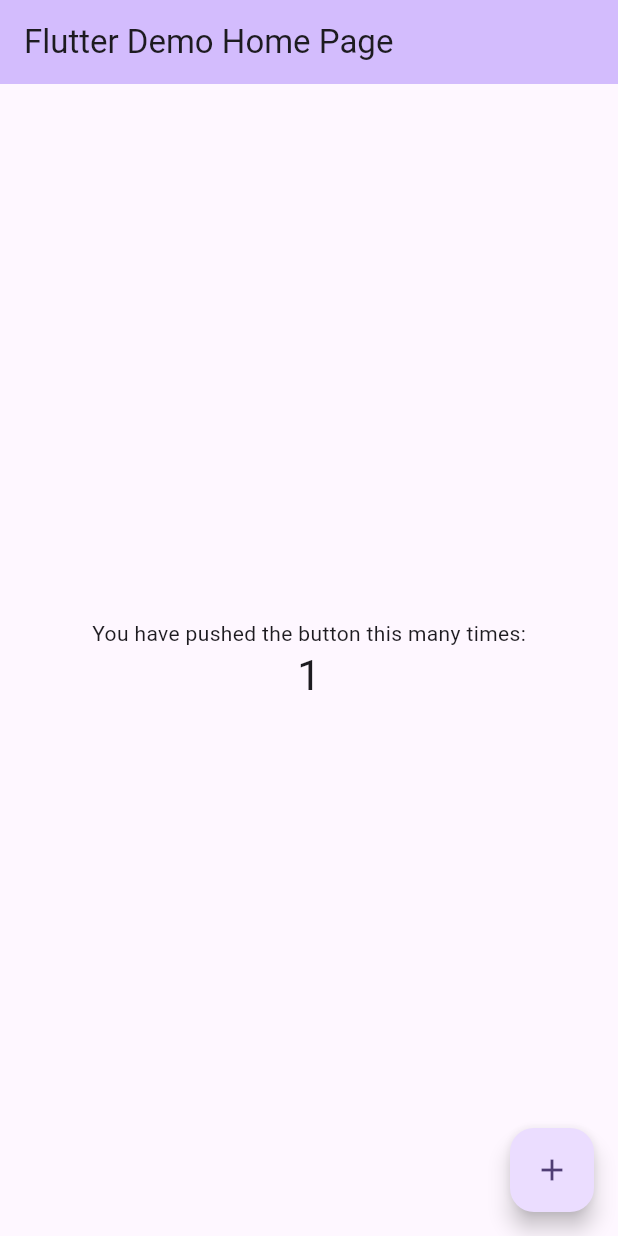
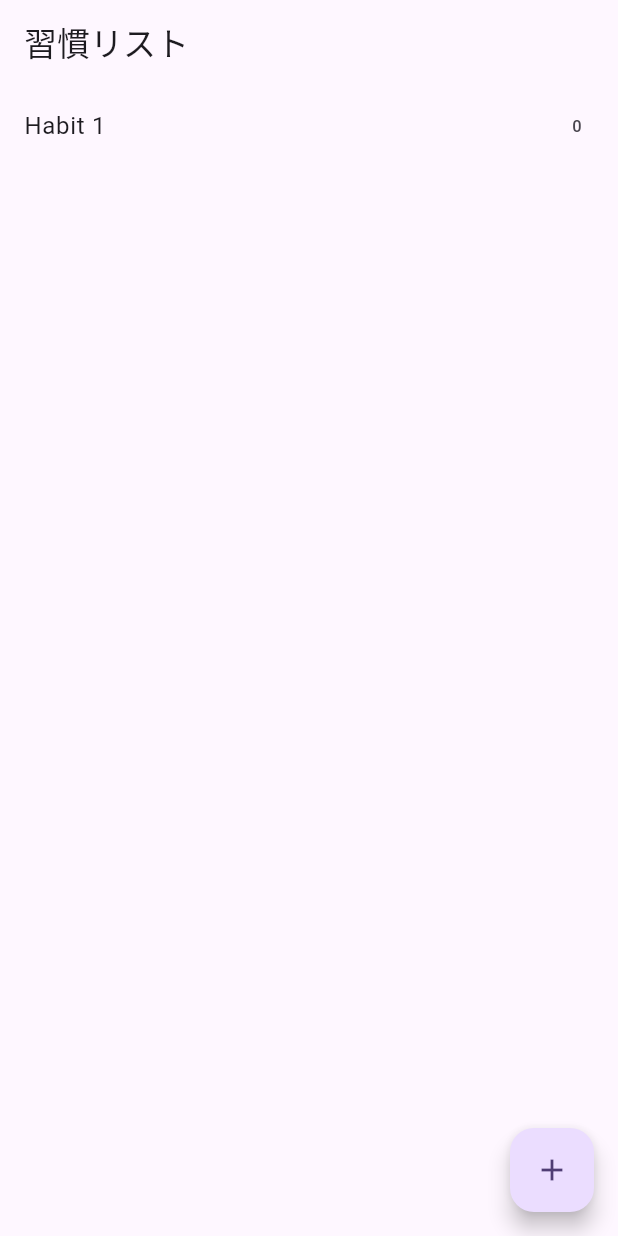
Before and after one commit to hid3h/yatta, a Flutter app: the screen it shows after launch, after a tap on the "add" icon, on a phone screen of 412 x 824 dp. Run offline on Flutter 3.47's test engine with Material 3 defaults, Android fonts, the phone set to English and light mode, and no system bars.

Commit message:
feat: implement simple home page and tests

```diff
--- a/lib/main.dart
+++ b/lib/main.dart
@@ -1,4 +1,5 @@
 import 'package:flutter/material.dart';
+import 'ui/home/home_page.dart';
 
 void main() {
   runApp(const MyApp());
@@ -7,116 +8,14 @@ void main() {
 class MyApp extends StatelessWidget {
   const MyApp({super.key});
 
-  // This widget is the root of your application.
   @override
   Widget build(BuildContext context) {
     return MaterialApp(
-      title: 'Flutter Demo',
+      title: 'Yatta',
       theme: ThemeData(
-        // This is the theme of your application.
-        //
-        // TRY THIS: Try running your application with "flutter run". You'll see
-        // the application has a purple toolbar. Then, without quitting the app,
-        // try changing the seedColor in the colorScheme below to Colors.green
-        // and then invoke "hot reload" (save your changes or press the "hot
-        // reload" button in a Flutter-supported IDE, or press "r" if you used
-        // the command line to start the app).
-        //
-        // Notice that the counter didn't reset back to zero; the application
-        // state is not lost during the reload. To reset the state, use hot
-        // restart instead.
-        //
-        // This works for code too, not just values: Most code changes can be
-        // tested with just a hot reload.
         colorScheme: ColorScheme.fromSeed(seedColor: Colors.deepPurple),
       ),
-      home: const MyHomePage(title: 'Flutter Demo Home Page'),
+      home: const HomePage(),
     );
   }
 }
-
-class MyHomePage extends StatefulWidget {
-  const MyHomePage({super.key, required this.title});
-
-  // This widget is the home page of your application. It is stateful, meaning
-  // that it has a State object (defined below) that contains fields that affect
-  // how it looks.
-
-  // This class is the configuration for the state. It holds the values (in this
-  // case the title) provided by the parent (in this case the App widget) and
-  // used by the build method of the State. Fields in a Widget subclass are
-  // always marked "final".
-
-  final String title;
-
-  @override
-  State<MyHomePage> createState() => _MyHomePageState();
-}
-
-class _MyHomePageState extends State<MyHomePage> {
-  int _counter = 0;
-
-  void _incrementCounter() {
-    setState(() {
-      // This call to setState tells the Flutter framework that something has
-      // changed in this State, which causes it to rerun the build method below
-      // so that the display can reflect the updated values. If we changed
-      // _counter without calling setState(), then the build method would not be
-      // called again, and so nothing would appear to happen.
-      _counter++;
-    });
-  }
-
-  @override
-  Widget build(BuildContext context) {
-    // This method is rerun every time setState is called, for instance as done
-    // by the _incrementCounter method above.
-    //
-    // The Flutter framework has been optimized to make rerunning build methods
-    // fast, so that you can just rebuild anything that needs updating rather
-    // than having to individually change instances of widgets.
-    return Scaffold(
-      appBar: AppBar(
-        // TRY THIS: Try changing the color here to a specific color (to
-        // Colors.amber, perhaps?) and trigger a hot reload to see the AppBar
-        // change color while the other colors stay the same.
-        backgroundColor: Theme.of(context).colorScheme.inversePrimary,
-        // Here we take the value from the MyHomePage object that was created by
-        // the App.build method, and use it to set our appbar title.
-        title: Text(widget.title),
-      ),
-      body: Center(
-        // Center is a layout widget. It takes a single child and positions it
-        // in the middle of the parent.
-        child: Column(
-          // Column is also a layout widget. It takes a list of children and
-          // arranges them vertically. By default, it sizes itself to fit its
-          // children horizontally, and tries to be as tall as its parent.
-          //
-          // Column has various properties to control how it sizes itself and
-          // how it positions its children. Here we use mainAxisAlignment to
-          // center the children vertically; the main axis here is the vertical
-          // axis because Columns are vertical (the cross axis would be
-          // horizontal).
-          //
-          // TRY THIS: Invoke "debug painting" (choose the "Toggle Debug Paint"
-          // action in the IDE, or press "p" in the console), to see the
-          // wireframe for each widget.
-          mainAxisAlignment: MainAxisAlignment.center,
-          children: <Widget>[
-            const Text('You have pushed the button this many times:'),
-            Text(
-              '$_counter',
-              style: Theme.of(context).textTheme.headlineMedium,
-            ),
-          ],
-        ),
-      ),
-      floatingActionButton: FloatingActionButton(
-        onPressed: _incrementCounter,
-        tooltip: 'Increment',
-        child: const Icon(Icons.add),
-      ), // This trailing comma makes auto-formatting nicer for build methods.
-    );
-  }
-}
--- /dev/null
+++ b/lib/ui/home/home_page.dart
@@ -0,0 +1,54 @@
+import 'package:flutter/material.dart';
+
+class Habit {
+  Habit(this.name);
+  final String name;
+  int count = 0;
+}
+
+class HomePage extends StatefulWidget {
+  const HomePage({super.key});
+
+  @override
+  State<HomePage> createState() => _HomePageState();
+}
+
+class _HomePageState extends State<HomePage> {
+  final List<Habit> _habits = [];
+
+  void _addHabit() {
+    setState(() {
+      _habits.add(Habit('Habit ${_habits.length + 1}'));
+    });
+  }
+
+  void _incrementHabit(int index) {
+    setState(() {
+      _habits[index].count += 1;
+    });
+  }
+
+  @override
+  Widget build(BuildContext context) {
+    return Scaffold(
+      appBar: AppBar(
+        title: const Text('習慣リスト'),
+      ),
+      body: ListView.builder(
+        itemCount: _habits.length,
+        itemBuilder: (context, index) {
+          final habit = _habits[index];
+          return ListTile(
+            title: Text(habit.name),
+            trailing: Text(habit.count.toString()),
+            onTap: () => _incrementHabit(index),
+          );
+        },
+      ),
+      floatingActionButton: FloatingActionButton(
+        onPressed: _addHabit,
+        child: const Icon(Icons.add),
+      ),
+    );
+  }
+}
```
Also changed, not shown: 2 other files.
